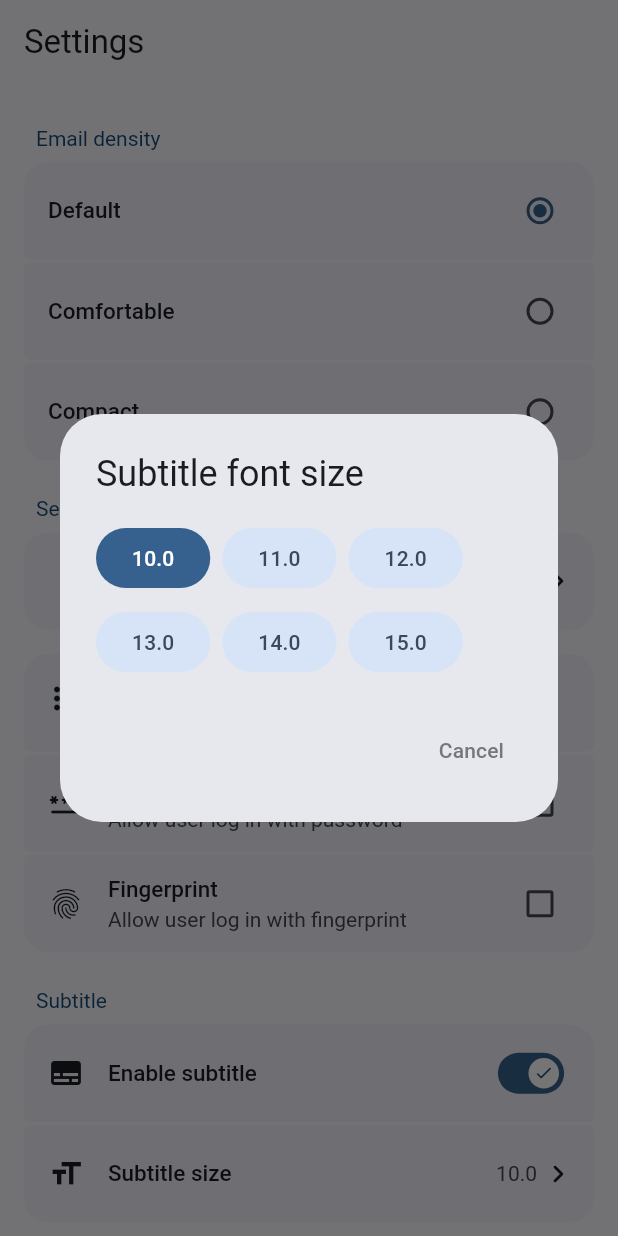
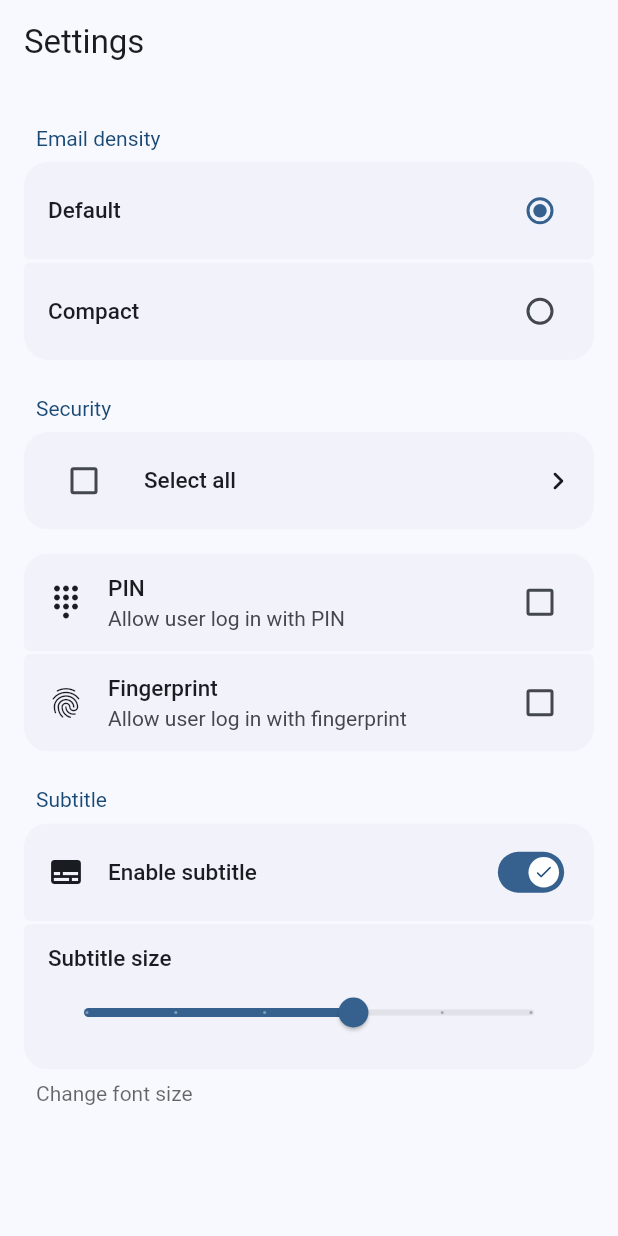
Before and after one commit to ErBWs/card-settings-ui, a Flutter app: the screen it shows after launch, after a tap on "Subtitle size", on a phone screen of 412 x 824 dp. Run offline on Flutter 3.47's test engine with Material 3 defaults, Android fonts, the phone set to English and light mode, and no system bars.

```diff
--- a/example/lib/main.dart
+++ b/example/lib/main.dart
@@ -47,7 +47,7 @@ class _SettingsPageState extends State<SettingsPage> {
     }
   }
 
-  double size = 10.0;
+  double size = 12.0;
   String density = densityList[0];
 
   @override
@@ -115,17 +115,6 @@ class _SettingsPageState extends State<SettingsPage> {
               ),
               SettingsTile.checkboxTile(
                 onToggle: (value) {
-                  securityItem[1] = value ?? !securityItem[1]!;
-                  updateSelectAll();
-                  setState(() {});
-                },
-                initialValue: securityItem[1],
-                leading: Icon(Icons.password_rounded),
-                title: Text('Password'),
-                description: Text('Allow user log in with password'),
-              ),
-              SettingsTile.checkboxTile(
-                onToggle: (value) {
                   securityItem[2] = value ?? !securityItem[2]!;
                   updateSelectAll();
                   setState(() {});
@@ -139,6 +128,7 @@ class _SettingsPageState extends State<SettingsPage> {
           ),
           SettingsSection(
             title: Text('Subtitle'),
+            bottomInfo: Text('Change font size'),
             tiles: <SettingsTile>[
               SettingsTile.switchTile(
                 onToggle: (value) {
@@ -149,78 +139,25 @@ class _SettingsPageState extends State<SettingsPage> {
                 leading: Icon(Icons.subtitles),
                 title: Text('Enable subtitle'),
               ),
-              SettingsTile.navigation(
-                onPressed: (_) => subtitleSizeDialog(context),
-                enabled: isEnabled,
-                leading: Icon(Icons.format_size),
+              SettingsTile(
                 title: Text('Subtitle size'),
-                value: Text('$size'),
-              ),
-            ],
-          ),
-          SettingsSection(
-            bottomInfo: Text('Upload settings to cloud'),
-            tiles: <SettingsTile>[
-              SettingsTile(
-                onPressed: (_) => showToast(context, 'Upload successfully'),
-                title: Text('Upload'),
-                trailing: Icon(Icons.cloud_upload_rounded),
+                description: Slider(
+                  value: size,
+                  min: 10,
+                  max: 15,
+                  divisions: 5,
+                  label: '$size',
+                  onChanged: (value) {
+                    setState(() {
+                      size = value;
+                    });
+                  },
+                ),
               ),
             ],
           ),
         ],
       ),
-    );
-  }
-
-  Future subtitleSizeDialog(BuildContext context) {
-    return showDialog(
-      builder: (context) {
-        return AlertDialog(
-          title: const Text('Subtitle font size'),
-          content: StatefulBuilder(builder: (BuildContext context, _) {
-            return Wrap(
-              spacing: 8,
-              runSpacing: 8,
-              children: [
-                for (final double i in subtitleSize) ...<Widget>[
-                  if (i == size) ...<Widget>[
-                    FilledButton(
-                      onPressed: () async {
-                        setState(() {
-                          size = i;
-                        });
-                        Navigator.of(context).pop();
-                      },
-                      child: Text(i.toString()),
-                    ),
-                  ] else ...[
-                    FilledButton.tonal(
-                      onPressed: () async {
-                        setState(() {
-                          size = i;
-                        });
-                        Navigator.of(context).pop();
-                      },
-                      child: Text(i.toString()),
-                    ),
-                  ]
-                ]
-              ],
-            );
-          }),
-          actions: <Widget>[
-            TextButton(
-              onPressed: () => Navigator.of(context).pop(),
-              child: Text(
-                'Cancel',
-                style: TextStyle(color: Theme.of(context).colorScheme.outline),
-              ),
-            ),
-          ],
-        );
-      },
-      context: context,
     );
   }
 
@@ -235,17 +172,7 @@ class _SettingsPageState extends State<SettingsPage> {
   }
 }
 
-final List<double> subtitleSize = [
-  10.0,
-  11.0,
-  12.0,
-  13.0,
-  14.0,
-  15.0,
-];
-
 const List<String> densityList = [
   'Default',
-  'Comfortable',
   'Compact',
 ];
```
Also changed, not shown: assets/demo.png.
